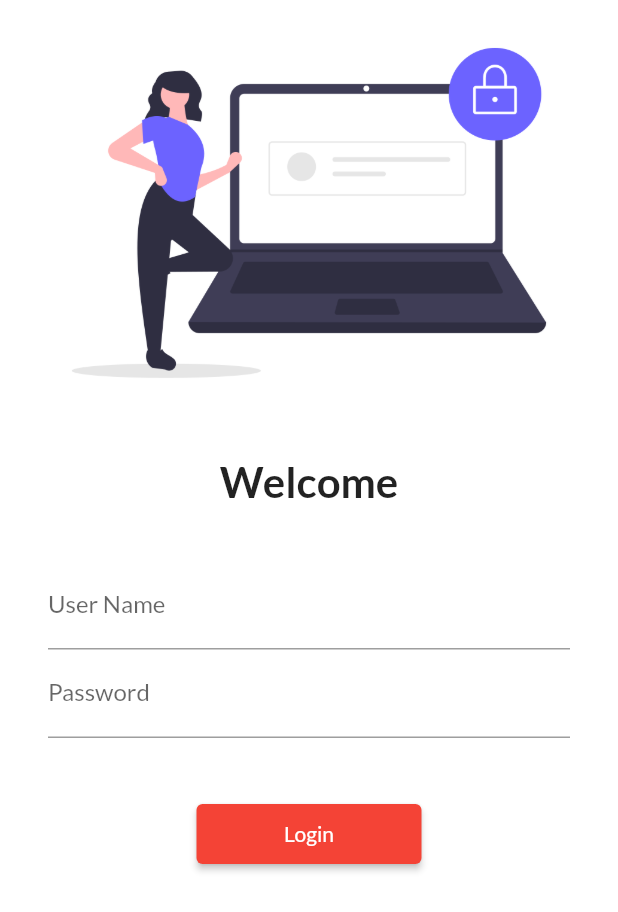
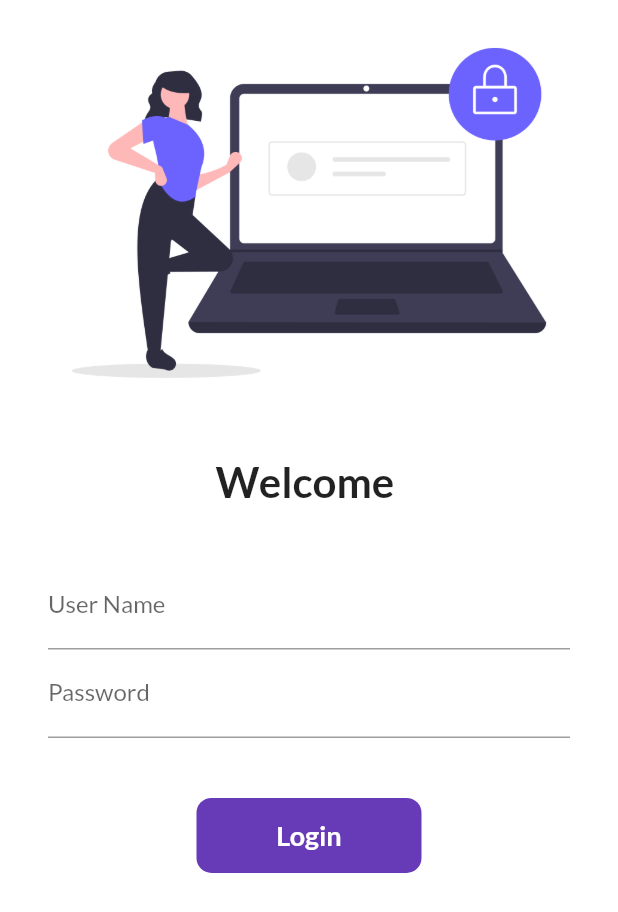
Before and after one commit to kmrityu/FlutterTutorial, a Flutter app: the screen it shows after launch, on a phone screen of 412 x 824 dp. Shown: the top 912 px of the screen. Run offline on Flutter 3.47's test engine with Material 2 defaults, Android fonts, the phone set to English and light mode, and no system bars; our stand-ins replace google_fonts.

Commit message:
CreatingContainerWith_Stateful_ widget

```diff
--- a/lib/Pages/login_page.dart
+++ b/lib/Pages/login_page.dart
@@ -1,8 +1,15 @@
 import 'package:flutter/material.dart';
 import 'package:flutter_catalog/utils/routes.dart';
 
-class LoginPage extends StatelessWidget {
+class LoginPage extends StatefulWidget {
   const LoginPage({Key? key}) : super(key: key);
+
+  @override
+  _LoginPageState createState() => _LoginPageState();
+}
+
+class _LoginPageState extends State<LoginPage> {
+  String name = "";
 
   @override
   Widget build(BuildContext context) {
@@ -20,7 +27,7 @@ class LoginPage extends StatelessWidget {
                 height: 20.0,
               ),
               Text(
-                "Welcome",
+                "Welcome $name",
                 style: TextStyle(
                   fontSize: 28,
                   fontWeight: FontWeight.bold,
@@ -37,6 +44,10 @@ class LoginPage extends StatelessWidget {
                     TextFormField(
                       decoration: InputDecoration(
                           hintText: "Enter User Name", labelText: "User Name"),
+                      onChanged: (value) {
+                        name = value;
+                        setState(() {});
+                      },
                     ),
                     TextFormField(
                       obscureText: true,
@@ -46,14 +57,36 @@ class LoginPage extends StatelessWidget {
                     SizedBox(
                       height: 40.0,
                     ),
-                    ElevatedButton(
-                      onPressed: () {
-                        print("Hi Code Pur");
+
+                    InkWell(
+                      onTap: () {
                         Navigator.pushNamed(context, MyRoutes.homeRoutes);
                       },
-                      child: Text("Login"),
-                      style: TextButton.styleFrom(minimumSize: Size(150, 40)),
-                    ),
+                      child: Container(
+                        width: 150,
+                        height: 50,
+                        alignment: Alignment.center,
+                        child: Text(
+                          "Login",
+                          style: TextStyle(
+                              color: Colors.white,
+                              fontWeight: FontWeight.bold,
+                              fontSize: 18),
+                        ),
+                        decoration: BoxDecoration(
+                          color: Colors.deepPurple,
+                          borderRadius: BorderRadius.circular(10),
+                        ),
+                      ),
+                    )
+                    // ElevatedButton(
+                    //   onPressed: () {
+                    //     print("Hi Code Pur");
+                    //     Navigator.pushNamed(context, MyRoutes.homeRoutes);
+                    //   },
+                    //   child: Text("Login"),
+                    //   style: TextButton.styleFrom(minimumSize: Size(150, 40)),
+                    // ),
                   ],
                 ),
               )
```
